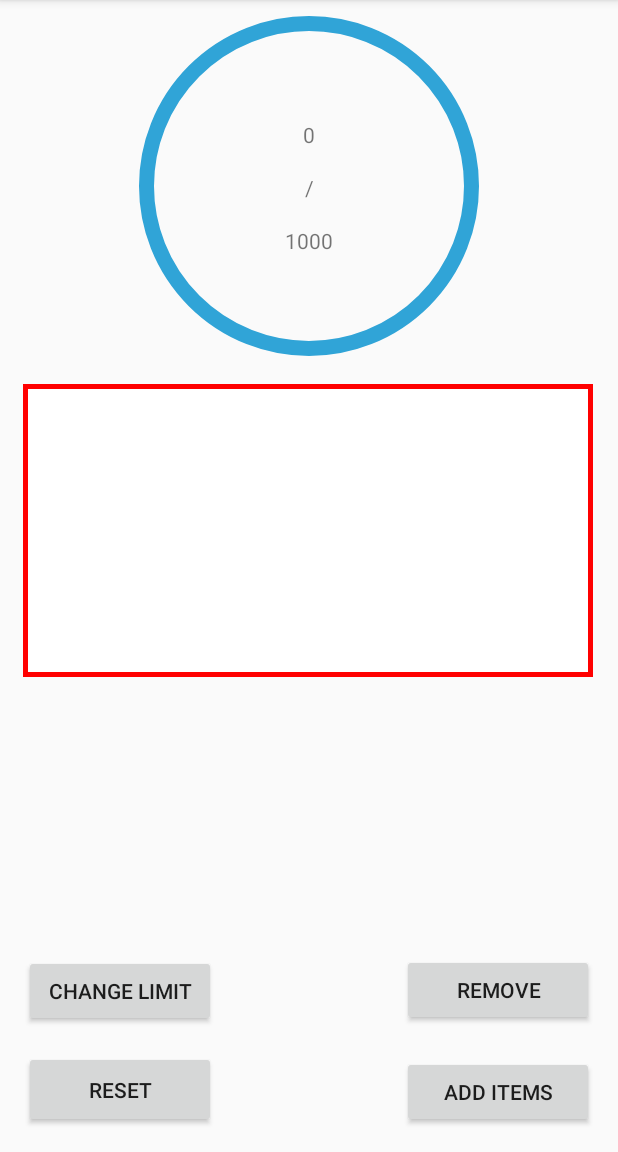
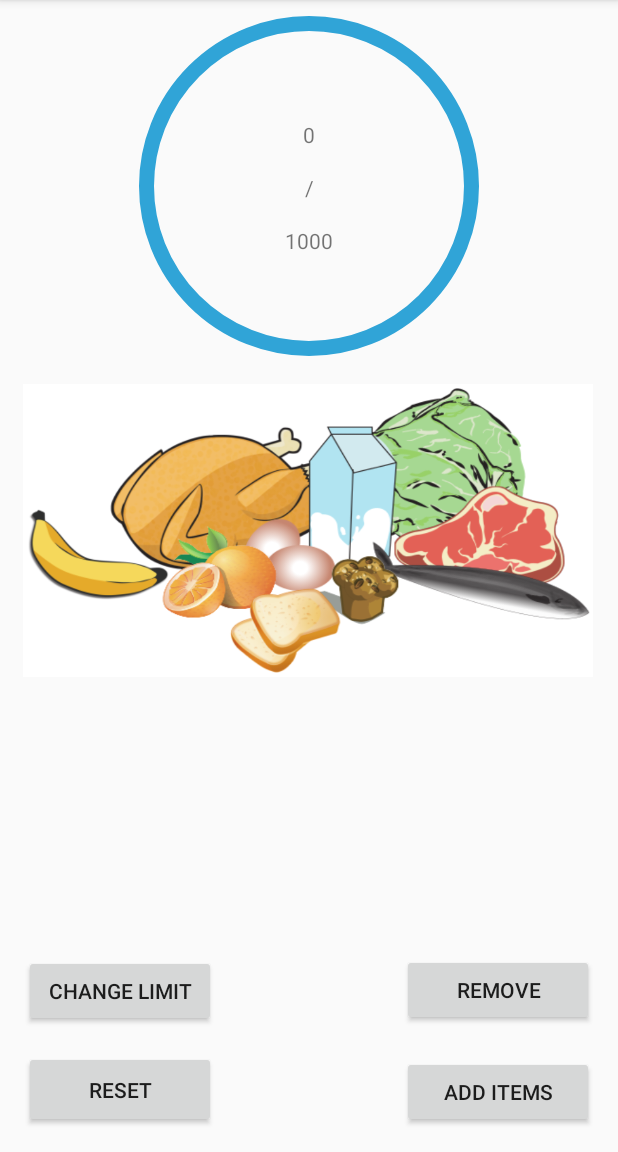
Before and after one commit to MatthewDBarrett/DreamFit, an Android app: the calorie_tracker_main_page screen opened directly, with no data from a screen before it, on a phone screen of 412 x 824 dp, the part 84-1236 px from its top. Run offline under Robolectric (Android 15) with nearby library versions, the phone set to English and light mode, and no system bars.

Commit message:
design changes

```diff
--- a/app/src/main/res/layout/activity_calorie_tracker_main_page.xml
+++ b/app/src/main/res/layout/activity_calorie_tracker_main_page.xml
@@ -80,7 +80,7 @@
         android:layout_marginEnd="8dp"
         android:layout_marginStart="8dp"
         android:layout_marginTop="8dp"
-        android:background="@drawable/border_ui"
+        android:background="@drawable/food"
         app:layout_constraintEnd_toEndOf="parent"
         app:layout_constraintHorizontal_bias="0.466"
         app:layout_constraintStart_toStartOf="parent"
```
Also changed, not shown: app/src/main/res/drawable/food.png (added), app/src/main/res/drawable/images.jpg (added).
